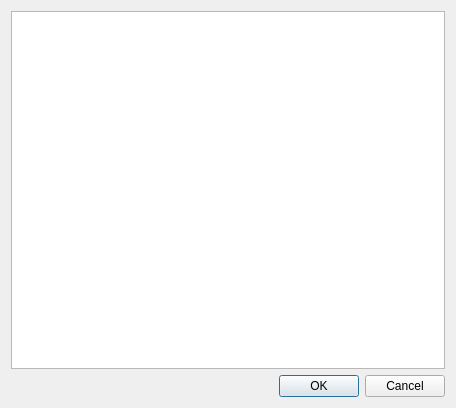
soramimi/Guitar, file src/SelectItemDialog.ui: the form before one commit.
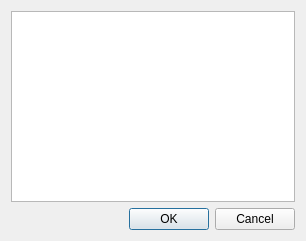
The form after the commit.

The edit to the form file:
```diff
--- a/src/SelectItemDialog.ui
+++ b/src/SelectItemDialog.ui
@@ -6,8 +6,8 @@
    <rect>
     <x>0</x>
     <y>0</y>
-    <width>456</width>
-    <height>408</height>
+    <width>306</width>
+    <height>241</height>
    </rect>
   </property>
   <property name="windowTitle">
```
Left out of the diff: 2 changed lines with no effect on the pictures.
